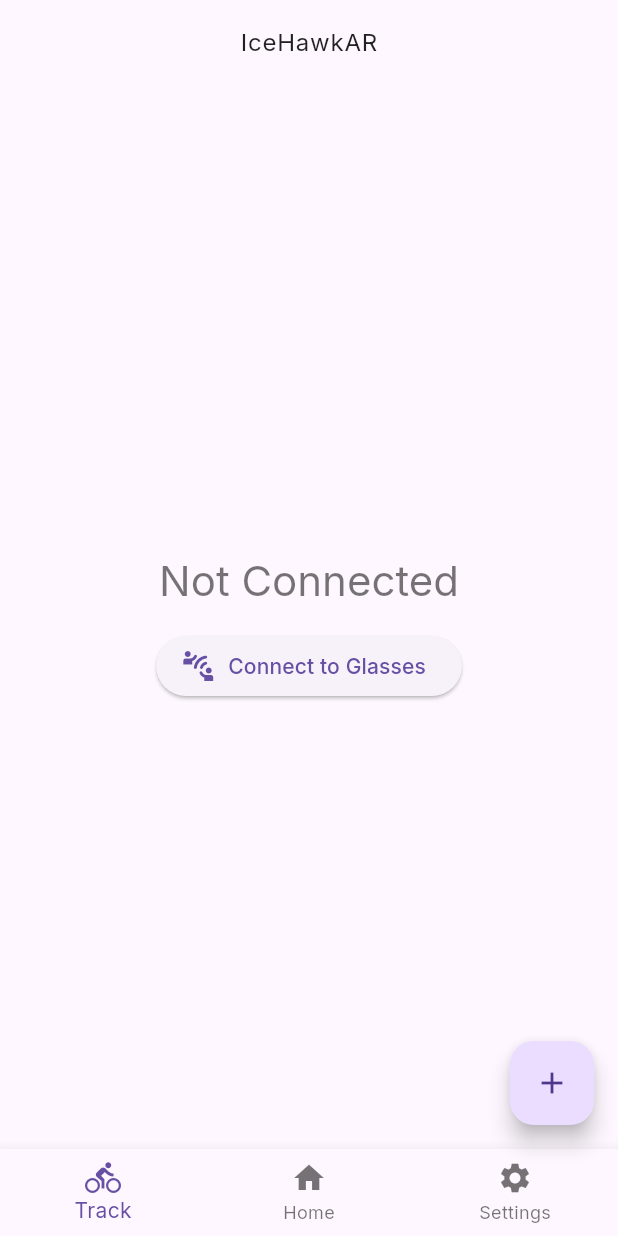
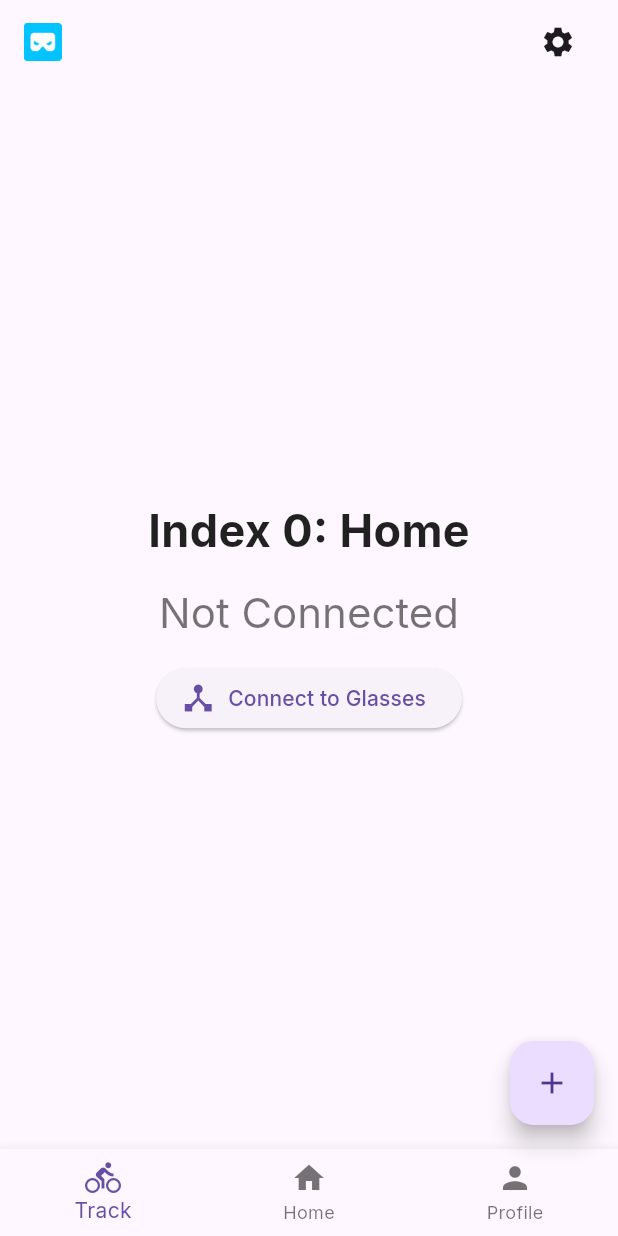
Before and after one commit to ar-cycling-glasses-capstone/ar-cycling-glasses-app, a Flutter app: the screen it shows after launch, on a phone screen of 412 x 824 dp. Run offline on Flutter 3.47's test engine with Material 2 defaults, Android fonts, the phone set to English and light mode, and no system bars; our stand-ins replace flutter_blue, google_fonts.

Commit message:
more stuff

```diff
--- a/lib/main.dart
+++ b/lib/main.dart
@@ -1,9 +1,53 @@
 import 'package:flutter/material.dart';
+import 'package:flutter_blue/flutter_blue.dart';
 import 'package:google_fonts/google_fonts.dart';
+import 'about.dart';
+// import 'bluetooth/bluetooth-off-screen.dart';
+import 'dart:async';
+import 'dart:math';
+
+final FlutterBlue flutterBlue = FlutterBlue.instance;
+// enum BluetoothState { disabled, enabled, connected, disconnected, loading }
 
 void main() {
   runApp(const MyApp());
 }
+
+bool checkBluetoothStatus() {
+  return true;
+}
+
+// class BluetoothOffScreen extends StatelessWidget {
+//   const BluetoothOffScreen({Key? key, this.state}) : super(key: key);
+
+//   final BluetoothState? state;
+
+//   @override
+//   Widget build(BuildContext context) {
+//     return Scaffold(
+//       backgroundColor: Colors.lightBlue,
+//       body: Center(
+//         child: Column(
+//           // mainAxisSize: MainAxisSize.min,
+//           children: <Widget>[
+//             const Icon(
+//               Icons.bluetooth_disabled,
+//               size: 200.0,
+//               color: Colors.white54,
+//             ),
+//             Text(
+//               'Bluetooth Adapter is ${state != null ? state.toString().substring(15) : 'not available'}.',
+//               style: Theme.of(context)
+//                   .primaryTextTheme
+//                   .subtitle1
+//                   ?.copyWith(color: Colors.white),
+//             ),
+//           ],
+//         ),
+//       ),
+//     );
+//   }
+// }
 
 class MyApp extends StatelessWidget {
   const MyApp({super.key});
@@ -28,13 +72,13 @@ class MyApp extends StatelessWidget {
         // is not restarted.
         primarySwatch: Colors.blue,
       ),
-      home: const MyHomePage(title: 'IceHawkAR'),
+      home: MyHomePage(title: 'IceHawkAR'),
     );
   }
 }
 
 class MyHomePage extends StatefulWidget {
-  const MyHomePage({super.key, required this.title});
+  MyHomePage({super.key, required this.title});
 
   // This widget is the home page of your application. It is stateful, meaning
   // that it has a State object (defined below) that contains fields that affect
@@ -44,6 +88,8 @@ class MyHomePage extends StatefulWidget {
   // case the title) provided by the parent (in this case the App widget) and
   // used by the build method of the State. Fields in a Widget subclass are
   // always marked "final".
+  final FlutterBlue flutterBlue = FlutterBlue.instance;
+  final List<BluetoothDevice> devicesList = <BluetoothDevice>[];
 
   final String title;
 
@@ -52,24 +98,103 @@ class MyHomePage extends StatefulWidget {
 }
 
 class _HomePageState extends State<MyHomePage> {
-  int _counter = 0;
-  int i = 0;
+  int bottomNavbarIndex = 0;
+
+  _addDeviceTolist(final BluetoothDevice device) {
+    if (!widget.devicesList.contains(device)) {
+      setState(() {
+        widget.devicesList.add(device);
+      });
+    }
+  }
+
+  @override
+  void initState() {
+    super.initState();
+    widget.flutterBlue.connectedDevices
+        .asStream()
+        .listen((List<BluetoothDevice> devices) {
+      for (BluetoothDevice device in devices) {
+        _addDeviceTolist(device);
+      }
+    });
+    widget.flutterBlue.scanResults.listen((List<ScanResult> results) {
+      for (ScanResult result in results) {
+        _addDeviceTolist(result.device);
+      }
+    });
+    widget.flutterBlue.startScan();
+  }
+
+  // FOR BLUETOOTH
+  ListView _buildListViewOfDevices() {
+    List<Widget> containers = <Widget>[];
+    // widget.devicesList
+    for (BluetoothDevice device in widget.devicesList) {
+      containers.add(
+        SizedBox(
+          height: 50,
+          child: Row(
+            children: <Widget>[
+              Expanded(
+                child: Column(
+                  crossAxisAlignment: CrossAxisAlignment.start,
+                  children: <Widget>[
+                    Text(device.name == '' ? '(unknown device)' : device.name,
+                        style: const TextStyle(fontWeight: FontWeight.bold)
+                        // style: const TextStyle(
+                        //   fontWeight: FontWeight.bold,
+                        // ),
+                        ),
+                    Text(device.id.toString()),
+                  ],
+                ),
+              ),
+              ElevatedButton(
+                // color: Colors.blue,
+                child: const Text(
+                  'Connect',
+                  // style: TextStyle(color: Colors.white),
+                ),
+                onPressed: () {},
+              ),
+            ],
+          ),
+        ),
+      );
+    }
+
+    return ListView(
+      padding: const EdgeInsets.all(16),
+      children: <Widget>[
+        ...containers,
+      ],
+    );
+  }
+
+  static const TextStyle optionStyle =
+      TextStyle(fontSize: 30, fontWeight: FontWeight.bold);
+  static const List<Widget> _widgetOptions = <Widget>[
+    Text(
+      'Index 0: Home',
+      style: optionStyle,
+    ),
+    Text(
+      'Index 1: Business',
+      style: optionStyle,
+    ),
+    Text(
+      'Index 2: School',
+      style: optionStyle,
+    ),
+  ];
+  // late BluetoothState bluetoothState;
 
   void onPressed() {}
-  void _incrementCounter() {
-    setState(() {
-      // This call to setState tells the Flutter framework that something has
-      // changed in this State, which causes it to rerun the build method below
-      // so that the display can reflect the updated values. If we changed
-      // _counter without calling setState(), then the build method would not be
-      // called again, and so nothing would appear to happen.
-      _counter++;
-    });
-  }
 
   void onBottomNavbarItemTap(int index) {
     setState(() {
-      i = index;
+      bottomNavbarIndex = index;
     });
   }
 
@@ -86,10 +211,24 @@ class _HomePageState extends State<MyHomePage> {
       appBar: AppBar(
         // Here we take the value from the MyHomePage object that was created by
         // the App.build method, and use it to set our appbar title.
-        title: Center(
-            child: Text(widget.title,
-                style: Theme.of(context).textTheme.bodyLarge)),
+        title: Row(
+          children: [
+            GestureDetector(
+                onTap: () {
+                  Navigator.push(
+                      context,
+                      MaterialPageRoute(
+                          builder: (context) => const AboutView()));
+                },
+                child: Image.asset('assets/icon/icon.png', height: 25)),
+
+            // Text(widget.title, style: Theme.of(context).textTheme.bodyLarge),
+            const Spacer(),
+            IconButton(onPressed: () {}, icon: const Icon(Icons.settings))
+          ],
+        ),
       ),
+      // body: _buildListViewOfDevices(),
       body: Center(
         // Center is a layout widget. It takes a single child and positions it
         // in the middle of the parent.
@@ -110,13 +249,14 @@ class _HomePageState extends State<MyHomePage> {
           // horizontal).
           mainAxisAlignment: MainAxisAlignment.center,
           children: <Widget>[
+            _widgetOptions.elementAt(bottomNavbarIndex),
+            // const BluetoothOffScreen(),
             // const Text(
             //   'You have pushed the button this many times:',
             // ),
             Padding(
               padding: const EdgeInsets.all(15),
               child: Text(
-                // '$_counter',
                 'Not Connected',
                 style: Theme.of(context).textTheme.headline4,
               ),
@@ -125,7 +265,7 @@ class _HomePageState extends State<MyHomePage> {
             ElevatedButton.icon(
                 icon: const Icon(
                   // <-- Icon
-                  Icons.connect_without_contact_rounded,
+                  Icons.device_hub_outlined,
                   size: 24.0,
                 ),
                 onPressed: () {},
@@ -144,15 +284,15 @@ class _HomePageState extends State<MyHomePage> {
             label: 'Home',
           ),
           BottomNavigationBarItem(
-            icon: Icon(Icons.settings),
-            label: 'Settings',
+            icon: Icon(Icons.person),
+            label: 'Profile',
           ),
         ],
-        currentIndex: i,
+        currentIndex: bottomNavbarIndex,
         onTap: onBottomNavbarItemTap,
       ),
       floatingActionButton: FloatingActionButton(
-        onPressed: _incrementCounter,
+        onPressed: () {},
         tooltip: 'Increment',
         child: const Icon(Icons.add),
       ), // This trailing comma makes auto-formatting nicer for build methods.
--- a/pubspec.yaml
+++ b/pubspec.yaml
@@ -79,6 +79,8 @@ flutter:
   # assets:
   #   - images/a_dot_burr.jpeg
   #   - images/a_dot_ham.jpeg
+  assets:
+    - assets/icon/icon.png
 
   # An image asset can refer to one or more resolution-specific "variants", see
   # https://flutter.dev/assets-and-images/#resolution-aware
```
Also changed, not shown: lib/about.dart (added, +32 -0 lines), lib/bluetooth/bluetooth-off-screen.dart (added, +19 -0 lines), lib/track.dart (added, +16 -0 lines).
